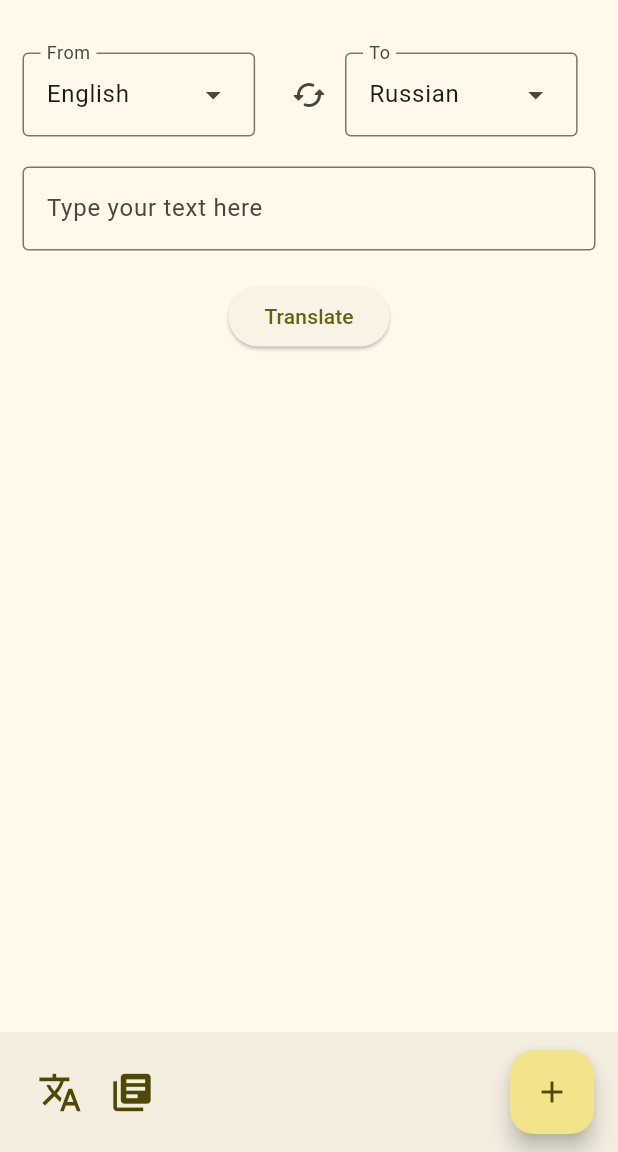
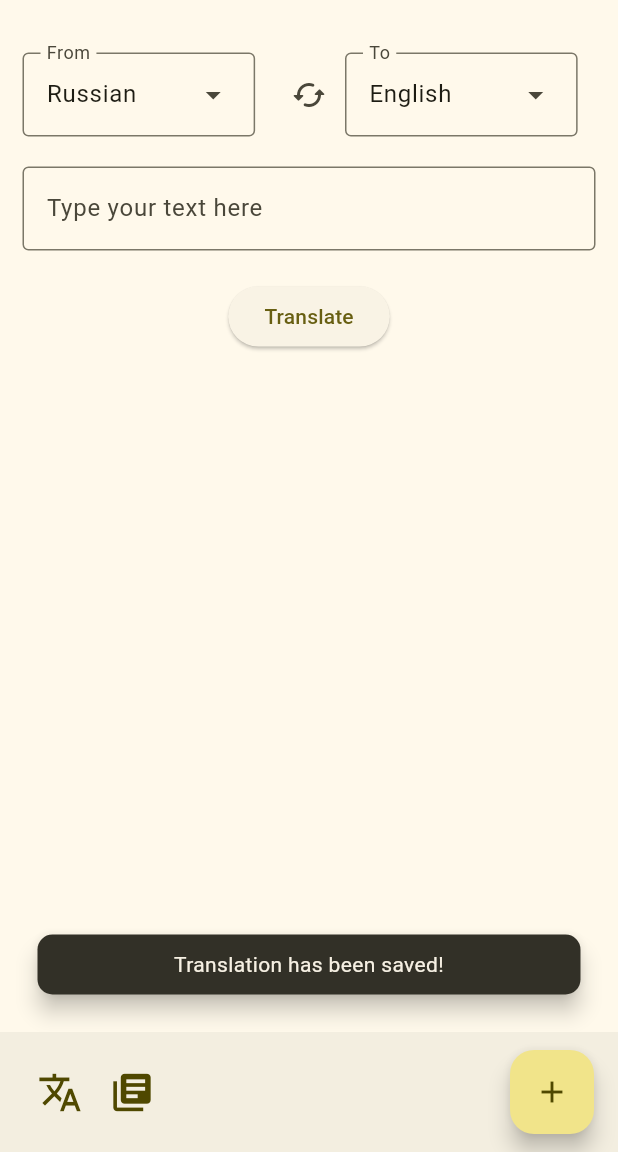
Before and after one commit to ne-svet/Language-translator, a Flutter app: the screen it shows after launch, after a tap on the "add" icon, on a phone screen of 412 x 824 dp, the part 84-1236 px from its top. Run offline on Flutter 3.47's test engine with Material 3 defaults, Android fonts, the phone set to English and light mode, and no system bars; our stand-ins replace cloud_firestore, firebase_core; missing offline and left inert: translator; accounts and stored records are empty.

```diff
--- a/lib/controllers/persistance_controller.dart
+++ b/lib/controllers/persistance_controller.dart
@@ -1,11 +1,8 @@
-
-
 //абстрактный класс, он же интерфейс.
 // Которые будем использовать в контроллере
 import 'package:language_translator_app/model/translation_history.dart';
 
 abstract class PersistenceController {
-
   //соединение с БД
   Future<void> init();
 
@@ -20,5 +17,4 @@ abstract class PersistenceController {
 
   //очистить историю
   Future<void> clearHistory();
-
 }
--- a/lib/model/languages.dart
+++ b/lib/model/languages.dart
@@ -1,5 +1,4 @@
 enum LanguageLabel {
-
   english('English', 'en'),
   russian('Russian', 'ru'),
   german('German', 'de'),
@@ -7,6 +6,7 @@ enum LanguageLabel {
   italian('Italian', 'it');
 
   const LanguageLabel(this.label, this.code);
+
   final String label;
   final String code;
-  }
+}
--- a/lib/model/translationLogic.dart
+++ b/lib/model/translationLogic.dart
@@ -21,9 +21,9 @@ class TranslationLogic {
     required this.historyProvider,
     required this.updateStateCallback,
     //изначальные значения языков
-    LanguageLabel selectedLangFrom = LanguageLabel.english,
-    LanguageLabel selectedLangTo = LanguageLabel.russian,
-  }) : this.selectedLangFrom = selectedLangFrom,
+    LanguageLabel selectedLangFrom = LanguageLabel.russian,
+    LanguageLabel selectedLangTo = LanguageLabel.english,
+  })  : this.selectedLangFrom = selectedLangFrom,
         this.selectedLangTo = selectedLangTo;
 
   // Метод для установки колбэка обновления состояния
@@ -34,23 +34,21 @@ class TranslationLogic {
 // функция перевода
   void translate(String input) async {
     // Если выбранные языки одинаковые, ничего не делаем
-    if(selectedLangFrom == selectedLangTo) {
+    if (selectedLangFrom == selectedLangTo) {
       return;
     }
-    if(input == '') {
+    if (input == '') {
       output = '';
       updateStateCallback();
       return;
     }
 
     GoogleTranslator translator = GoogleTranslator();
-    var translationRes = await translator.translate(
-        input,
-        from: selectedLangFrom.code,
-        to:selectedLangTo.code);
+    var translationRes = await translator.translate(input,
+        from: selectedLangFrom.code, to: selectedLangTo.code);
     output = translationRes.text;
     updateStateCallback(); // Вызов колбэка для обновления интерфейса
-    }
+  }
 
   //направление перевода
   void changeLanguage() {
@@ -86,5 +84,4 @@ class TranslationLogic {
       print("Error deleting translation history: $error");
     });
   }
-
-  }
+}
--- a/lib/screens/translator_screen.dart
+++ b/lib/screens/translator_screen.dart
@@ -58,10 +58,25 @@ class _TranslatorScreenState extends State<TranslatorScreen> {
         bottomNavigationBar: const MyBottomNavigationBar(),
         //кнопка добавления в историю
         floatingActionButton: FloatingActionButton(
+          //нажатие на кнопку
           onPressed: () {
-
             // Вызываем метод сохранения данных из translationLogic
             translationLogic.saveData(languageController.text);
+
+            //показываем уведомление о сохранении
+            ScaffoldMessenger.of(context).showSnackBar(
+              SnackBar(
+                content: const Text('Translation has been saved!',textAlign: TextAlign.center,),
+                duration: const Duration(milliseconds: 1500),
+                //width: 380.0, // Width of the SnackBar.
+                margin: const EdgeInsets.all(25.0),
+                padding: const EdgeInsets.all(10.0),
+                behavior: SnackBarBehavior.floating,
+                shape: RoundedRectangleBorder(
+                  borderRadius: BorderRadius.circular(10.0),
+                ),
+              ),
+            );
           },
           child: const Icon(Icons.add),
         ),
```
Also changed, not shown: lib/controllers/firestore_controller.dart (+38 -14 lines), lib/main.dart (+6 -7 lines), lib/model/translation_history.dart (+4 -8 lines), lib/provider/translationHistoryProvider.dart (+6 -7 lines), lib/screens/history_screen.dart (+70 -23 lines), lib/screens/widgets/scrollableTextFormField.dart (deleted, +0 -30 lines).
